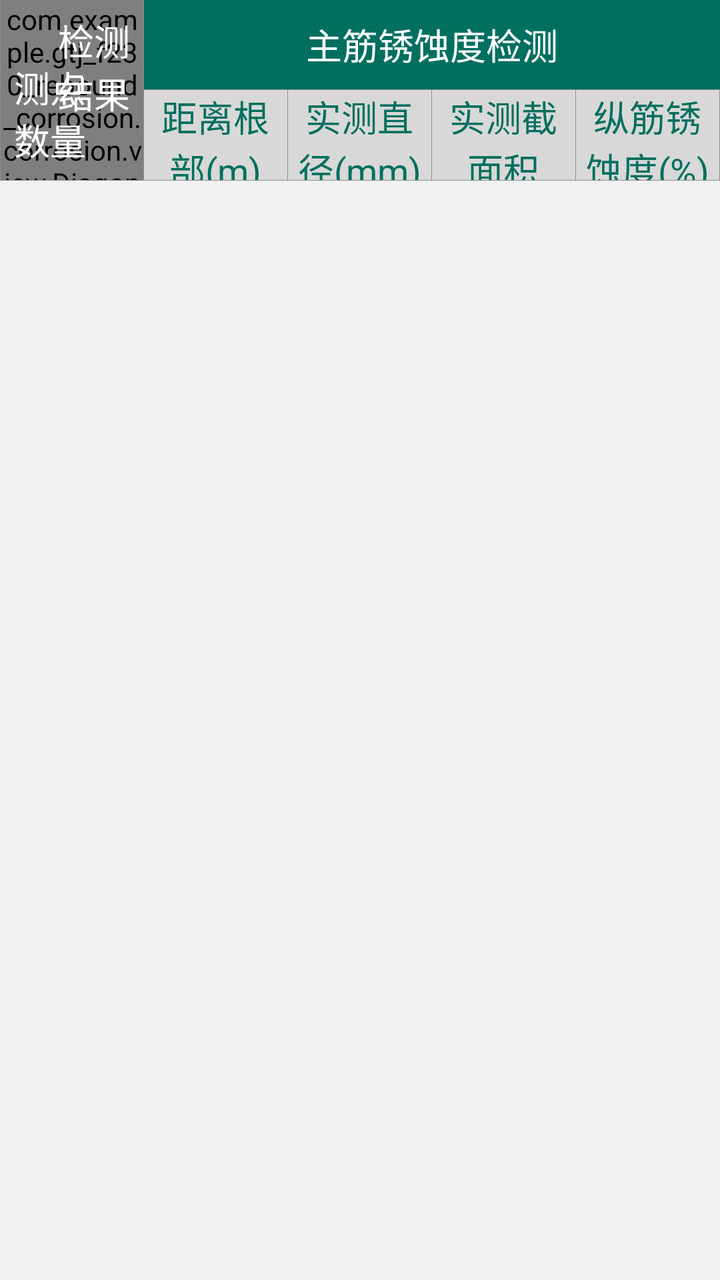
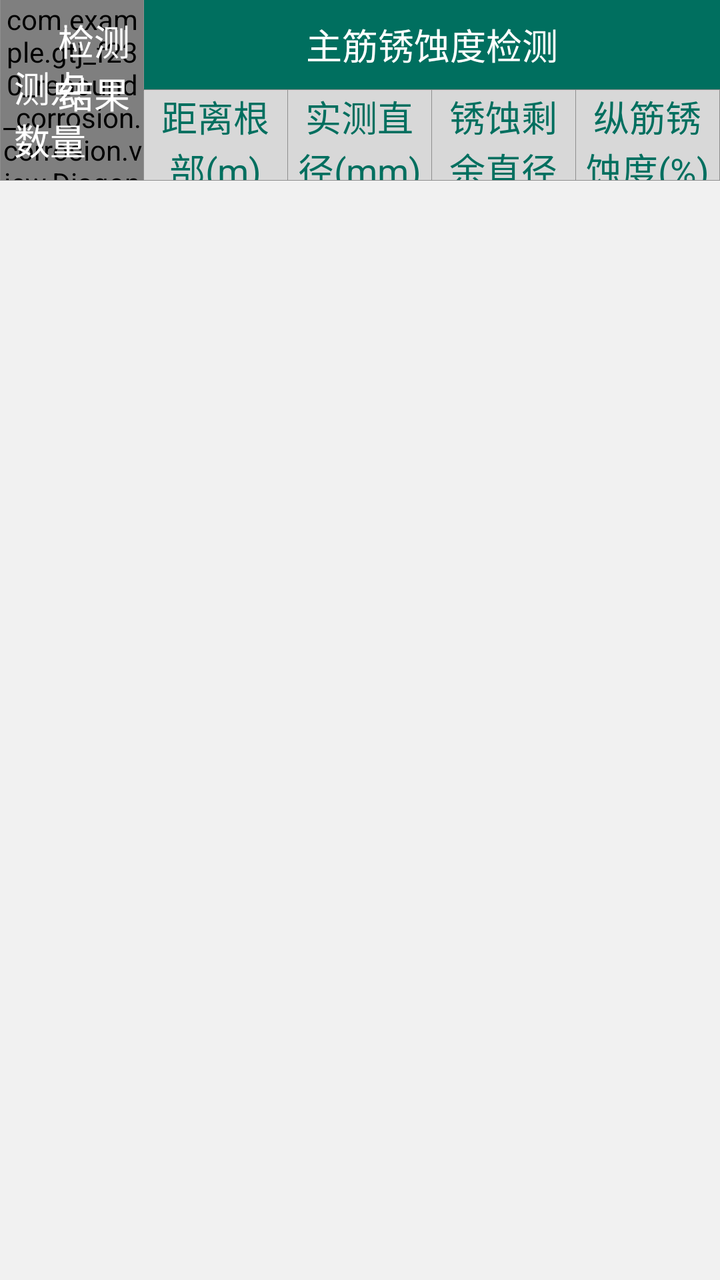

Compare the two renders of this Android layout. The source of the first and the diff that turns it into the second are given below.
<!-- AndroidManifest.xml: application theme AppTheme -->
<!-- res/layout/view_grid_top.xml -->
<?xml version="1.0" encoding="utf-8"?>
<LinearLayout xmlns:android="http://schemas.android.com/apk/res/android"
    android:layout_width="match_parent"
    android:layout_height="wrap_content"
    android:orientation="vertical">

    <LinearLayout
        android:layout_width="match_parent"
        android:layout_height="90dp"
        android:orientation="horizontal">

        <RelativeLayout
            android:layout_width="0dp"
            android:layout_height="match_parent"
            android:layout_weight="1"
            android:background="@color/theme_color">

            <com.example.gtj_f230_rebound_corrosion.corrosion.view.DiagonalLineView
                android:layout_width="match_parent"
                android:layout_height="match_parent" />

            <TextView
                android:layout_width="wrap_content"
                android:layout_height="wrap_content"
                android:layout_alignParentRight="true"
                android:padding="7dp"
                android:text="检测\n结果"
                android:textColor="@color/colorFFF"
                android:textSize="18dp" />

            <TextView
                android:layout_width="wrap_content"
                android:layout_height="wrap_content"
                android:layout_alignParentBottom="true"
                android:padding="7dp"
                android:text="测点\n数量"
                android:textColor="@color/colorFFF"
                android:textSize="18dp" />

            <View
                android:layout_width="1px"
                android:layout_height="match_parent"
                android:background="@color/color8E8E8E" />

            <View
                android:id="@+id/v_c"
                android:layout_width="1dp"
                android:layout_height="1dp"
                android:layout_centerVertical="true" />

            <View
                android:layout_width="1px"
                android:layout_height="match_parent"
                android:layout_above="@+id/v_c"
                android:layout_alignParentRight="true"
                android:background="@color/color8E8E8E" />

            <View
                android:layout_width="1px"
                android:layout_height="match_parent"
                android:layout_below="@+id/v_c"
                android:layout_alignParentRight="true"
                android:background="@color/color8E8E8E" />
        </RelativeLayout>

        <LinearLayout
            android:layout_width="0dp"
            android:layout_height="match_parent"
            android:layout_weight="4"
            android:orientation="vertical">

            <TextView
                android:layout_width="match_parent"
                android:layout_height="0dp"
                android:layout_weight="1"
                android:background="@color/theme_color"
                android:gravity="center"
                android:text="主筋锈蚀度检测"
                android:textColor="@color/colorFFF"
                android:textSize="18dp" />

            <View
                android:layout_width="match_parent"
                android:layout_height="1px"
                android:background="@color/color8E8E8E" />

            <LinearLayout
                android:layout_width="match_parent"
                android:layout_height="0dp"
                android:layout_weight="1"
                android:background="@color/colorD8D8D8"
                android:orientation="horizontal">

                <TextView
                    android:id="@+id/tv_grid_1"
                    android:layout_width="0dp"
                    android:layout_height="match_parent"
                    android:layout_weight="1"
                    android:gravity="center"
                    android:text="距离根部(m)"
                    android:textColor="@color/theme_color"
                    android:textSize="18dp" />

                <View
                    android:layout_width="1px"
                    android:layout_height="match_parent"
                    android:background="@color/color8E8E8E" />

                <TextView
                    android:id="@+id/tv_grid_2"
                    android:layout_width="0dp"
                    android:layout_height="match_parent"
                    android:layout_weight="1"
                    android:gravity="center"
                    android:text="实测直径(mm)"
                    android:textColor="@color/theme_color"
                    android:textSize="18dp" />

                <View
                    android:layout_width="1px"
                    android:layout_height="match_parent"
                    android:background="@color/color8E8E8E" />

                <TextView
                    android:id="@+id/tv_grid_3"
                    android:layout_width="0dp"
                    android:layout_height="match_parent"
                    android:layout_weight="1"
                    android:gravity="center"
                    android:text="实测截面积(mm²)"
                    android:textColor="@color/theme_color"
                    android:textSize="18dp" />

                <View
                    android:layout_width="1px"
                    android:layout_height="match_parent"
                    android:background="@color/color8E8E8E" />

                <TextView
                    android:id="@+id/tv_grid_4"
                    android:layout_width="0dp"
                    android:layout_height="match_parent"
                    android:layout_weight="1"
                    android:gravity="center"
                    android:text="纵筋锈蚀度(%)"
                    android:textColor="@color/theme_color"
                    android:textSize="18dp" />

                <View
                    android:layout_width="1px"
                    android:layout_height="match_parent"
                    android:background="@color/color8E8E8E" />
            </LinearLayout>
        </LinearLayout>
    </LinearLayout>

    <View
        android:layout_width="match_parent"
        android:layout_height="1px"
        android:background="@color/color8E8E8E" />
</LinearLayout>
<!-- resources referenced by this layout -->
<resources>
  <color name="color8E8E8E">#8E8E8E</color>
  <color name="colorD8D8D8">#D8D8D8</color>
  <color name="colorFFF">#FFFFFF</color>
  <color name="theme_color">#006F5F</color>
  <style name="AppTheme" parent="Theme.AppCompat.Light.NoActionBar">
          <item name="colorPrimary">@color/colorPrimary</item>
          <item name="colorPrimaryDark">@color/colorPrimaryDark</item>
          <item name="colorAccent">@color/colorAccent</item>
          <item name="android:windowBackground">@color/color_F1F1F1</item>
          <item name="android:windowAnimationStyle">@style/fade</item>
      </style>
  <color name="colorPrimary">#3F51B5</color>
  <color name="colorPrimaryDark">#303F9F</color>
  <color name="colorAccent">#FF4081</color>
  <color name="color_F1F1F1">#F1F1F1</color>
  <style name="fade" parent="@android:style/Animation.Activity">
          <item name="android:activityOpenEnterAnimation">@anim/slide_in_right</item>
          
          
          <item name="android:activityCloseExitAnimation">@anim/slide_out_right</item>
      </style>
</resources>

<!-- the commit's change to res/layout/view_grid_top.xml (unified diff, before → after) -->
@@ -127,7 +127,7 @@
                     android:layout_height="match_parent"
                     android:layout_weight="1"
                     android:gravity="center"
-                    android:text="实测截面积(mm²)"
+                    android:text="锈蚀剩余直径(mm)"
                     android:textColor="@color/theme_color"
                     android:textSize="18dp" />
 
